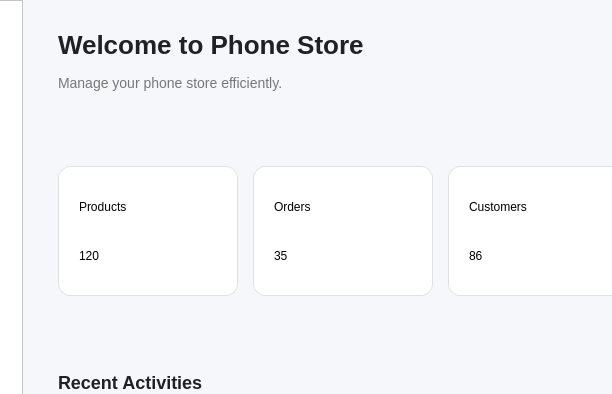
First picture: the form in gui/windows/dashboardwindow.ui, repository nuibof/PhoneStoreManagement, before the edit; both pictures show x 197 to 809 and y 0 to 394 of the 1100 by 700 pixel window.
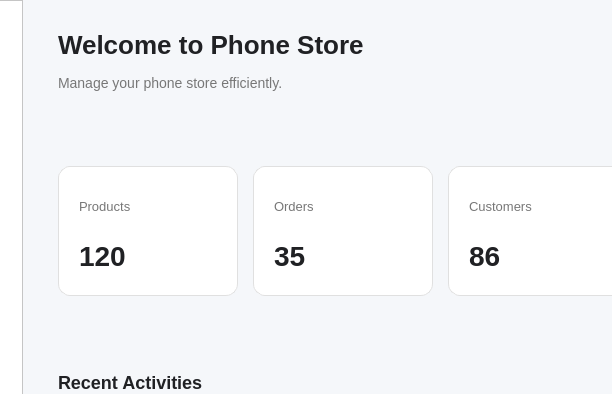
Second picture: the form after the edit.

```diff
--- a/gui/windows/dashboardwindow.ui
+++ b/gui/windows/dashboardwindow.ui
@@ -100,12 +100,16 @@
                     border-radius: 12px;
                     }
 
-                    QLabel.cardTitle {
+                    QLabel#productsTitle,
+                    QLabel#ordersTitle,
+                    QLabel#customersTitle {
                     color: #777777;
                     font-size: 13px;
                     }
 
-                    QLabel.cardValue {
+                    QLabel#productsValue,
+                    QLabel#ordersValue,
+                    QLabel#customersValue {
                     color: #202124;
                     font-size: 28px;
                     font-weight: bold;
@@ -127,13 +131,23 @@
 
                     /* ===== OTHER PAGES ===== */
 
-                    QLabel#pageTitle {
+                    QLabel#productsPageTitle,
+                    QLabel#categoriesPageTitle,
+                    QLabel#customersPageTitle,
+                    QLabel#staffPageTitle,
+                    QLabel#ordersPageTitle,
+                    QLabel#invoicesPageTitle {
                     color: #202124;
                     font-size: 26px;
                     font-weight: bold;
                     }
 
-                    QLabel#pageDescription {
+                    QLabel#productsPageDescription,
+                    QLabel#categoriesPageDescription,
+                    QLabel#customersPageDescription,
+                    QLabel#staffPageDescription,
+                    QLabel#ordersPageDescription,
+                    QLabel#invoicesPageDescription {
                     color: #777777;
                     font-size: 14px;
                     }
```
